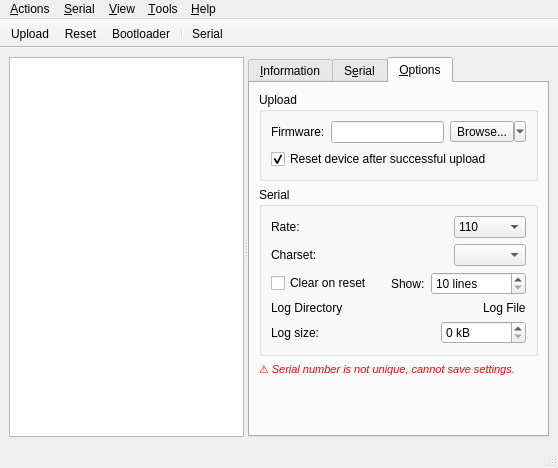
Above: src/tycommander/main_window.ui from Koromix/tytools before the change. Below: the same form after it.
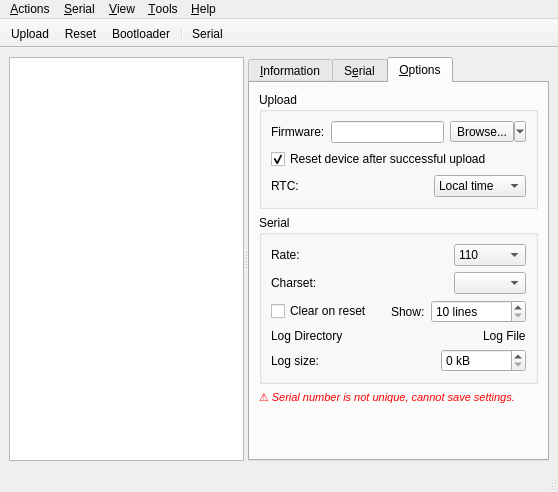
That is the form after the change. The open tabs and pages were chosen to show the change. Icons and pictures are not drawn. Custom widgets are drawn as their Qt base class.

Commit message: Add explicit GUI setting for RTC mode

What changed in the file:
```diff
--- a/src/tycommander/main_window.ui
+++ b/src/tycommander/main_window.ui
@@ -7,7 +7,7 @@
     <x>0</x>
     <y>0</y>
     <width>558</width>
-    <height>468</height>
+    <height>492</height>
    </rect>
   </property>
   <property name="contextMenuPolicy">
@@ -328,6 +328,49 @@
               </property>
              </widget>
             </item>
+            <item>
+             <layout class="QHBoxLayout" name="rtcLayout">
+              <item>
+               <widget class="QLabel" name="label_13">
+                <property name="text">
+                 <string>RTC:</string>
+                </property>
+               </widget>
+              </item>
+              <item>
+               <spacer name="horizontalSpacer_6">
+                <property name="orientation">
+                 <enum>Qt::Horizontal</enum>
+                </property>
+                <property name="sizeHint" stdset="0">
+                 <size>
+                  <width>40</width>
+                  <height>20</height>
+                 </size>
+                </property>
+               </spacer>
+              </item>
+              <item>
+               <widget class="QComboBox" name="rtcComboBox">
+                <item>
+                 <property name="text">
+                  <string>Local time</string>
+                 </property>
+                </item>
+                <item>
+                 <property name="text">
+                  <string>UTC</string>
+                 </property>
+                </item>
+                <item>
+                 <property name="text">
+                  <string>Ignore RTC</string>
+                 </property>
+                </item>
+               </widget>
+              </item>
+             </layout>
+            </item>
            </layout>
           </widget>
          </item>
```
The commit also changes 6 other files.
